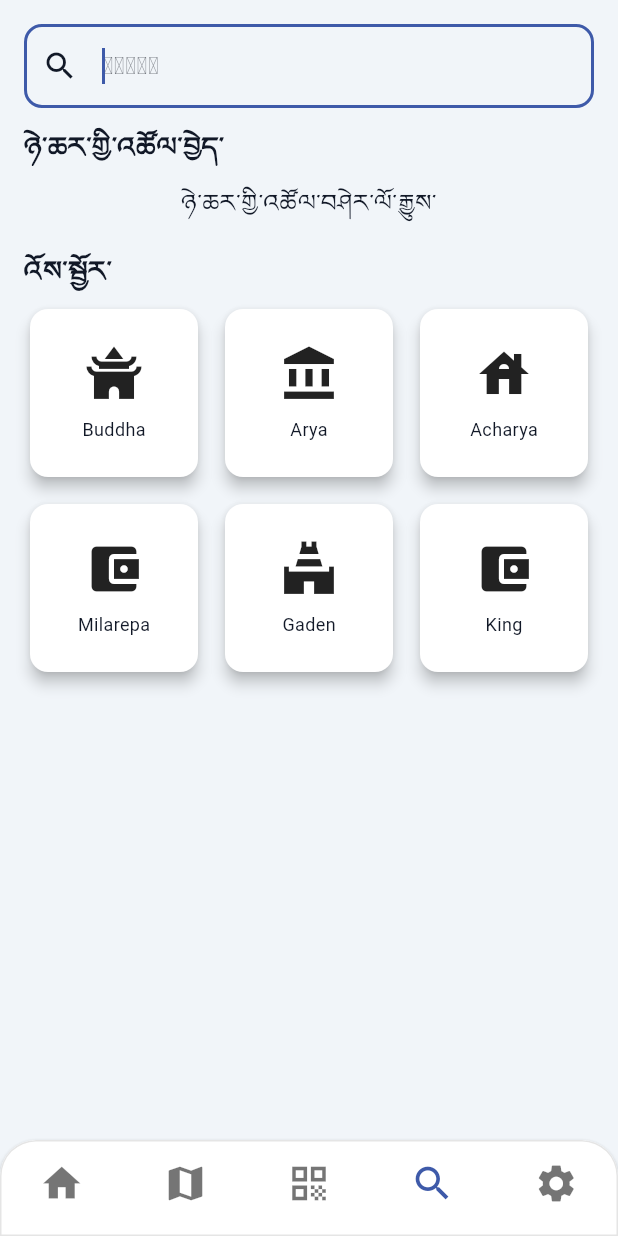
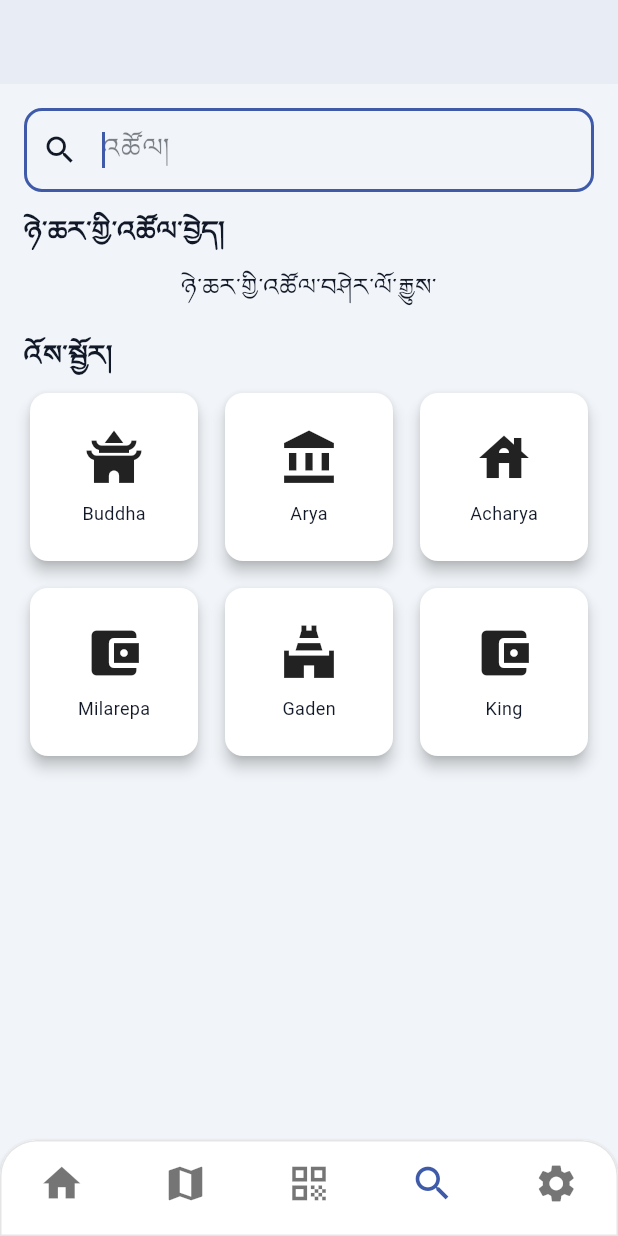
Before and after one commit to OpenPecha/gompa-tour, a Flutter app: the screen it shows after launch, item 4 of the bottom bar chosen, on a phone screen of 412 x 824 dp. Run offline on Flutter 3.47's test engine with Material 3 defaults, Android fonts, the light colour scheme and no system bars; our stand-ins replace audioplayers, cached_network_image, flutter_map, flutter_riverpod, flutter_switch, flutter_tts and 5 more; missing offline and left inert: mobile_scanner; accounts and stored records are empty; generated files the repository leaves out were written again.

Commit message:
update feedbacks

```diff
--- a/lib/helper/localization_helper.dart
+++ b/lib/helper/localization_helper.dart
@@ -23,7 +23,7 @@
       return "${localizedText.substring(0, maxLength)}...";
     }
 
-    return localizedText;
+    return localizedText.replaceAll(RegExp(r'\\r\\n|\\n'), '\n');
   }
 
   static double? getLocalizedHeight(BuildContext buildContext) {
--- a/lib/l10n/app_bo.arb
+++ b/lib/l10n/app_bo.arb
@@ -18,8 +18,8 @@
   "contactSupport": "འབྲེལ་མཐུད།",
   "sendEmail": "གློག་འཕྲིན་",
   "close": "ཁ་རྒྱག",
-  "recentSearches": "ཉེ་ཆར་གྱི་འཚོལ་བྱེད་",
-  "suggestion": "འོས་སྦྱོར་",
+  "recentSearches": "ཉེ་ཆར་གྱི་འཚོལ་བྱེད།",
+  "suggestion": "འོས་སྦྱོར།",
   "detail": "ཞིབ་ཕྲ།",
   "deities": "རྟེན་བཤད།",
   "organizations": "ཆོས་སྡེ།",
--- a/lib/ui/screen/search_screen.dart
+++ b/lib/ui/screen/search_screen.dart
@@ -73,9 +73,6 @@
             child: TextField(
               controller: _searchController,
               focusNode: _searchFocusNode,
-              style: const TextStyle(
-                fontFamily: 'Roboto',
-              ),
               autofocus: true,
               decoration: InputDecoration(
                 hintText: AppLocalizations.of(context)!.search,
@@ -137,7 +134,7 @@
                                   label: Text(
                                     search,
                                     style: const TextStyle(
-                                      fontFamily: 'Roboto',
+                                      fontSize: 12,
                                     ),
                                   ),
                                   onDeleted: () {
@@ -195,7 +192,9 @@
                           Text(
                             suggestion.keys.first,
                             style: const TextStyle(
-                                fontSize: 12, fontFamily: 'Roboto'),
+                              fontSize: 12,
+                              fontFamily: 'Roboto',
+                            ),
                           ),
                         ],
                       ),
--- a/lib/ui/screen/settings_screen.dart
+++ b/lib/ui/screen/settings_screen.dart
@@ -77,12 +77,12 @@
                   fontWeight: FontWeight.w400,
                 )),
             FlutterSwitch(
-              width: 55,
+              width: 60,
               height: 30,
               toggleSize: 20,
               valueFontSize: 12.0,
               value: currentLanguage == LanguageState.TIBETAN,
-              activeText: "བོད་",
+              activeText: "བོད།",
               inactiveText: "EN",
               showOnOff: true,
               onToggle: (val) {
--- a/lib/ui/screen/skeleton_screen.dart
+++ b/lib/ui/screen/skeleton_screen.dart
@@ -30,7 +30,7 @@
 
     return Scaffold(
       //extendBodyBehindAppBar: true,
-      appBar: currentTab['title'] != null && currentTab['title'].isNotEmpty
+      appBar: currentTab['title'] != null
           ? AppBar(
               title: currentTab['title'] == "home"
                   ? Image.asset(
@@ -59,12 +59,12 @@
         'screen': const HomeScreen(),
       },
       {
-        'title': AppLocalizations.of(context)!.map,
+        'title': "",
         'icon': Icons.map,
         'screen': const MapScreen(),
       },
       {
-        'title': AppLocalizations.of(context)!.qr,
+        'title': "",
         'icon': Icons.qr_code_scanner,
         'screen': const QrScreen(),
       },
```
Also changed, not shown: lib/ui/screen/deities_detail_screen.dart (+6 -2 lines), lib/ui/screen/festival_detail_screen.dart (+5 -2 lines), lib/ui/screen/map_screen.dart (+8 -2 lines), lib/ui/screen/organization_detail_screen.dart (+7 -5 lines), lib/ui/widget/deity_card_item.dart (+6 -2 lines), lib/ui/widget/festival_card_item.dart (+5 -2 lines), lib/ui/widget/organization_card_item.dart (+6 -3 lines).
